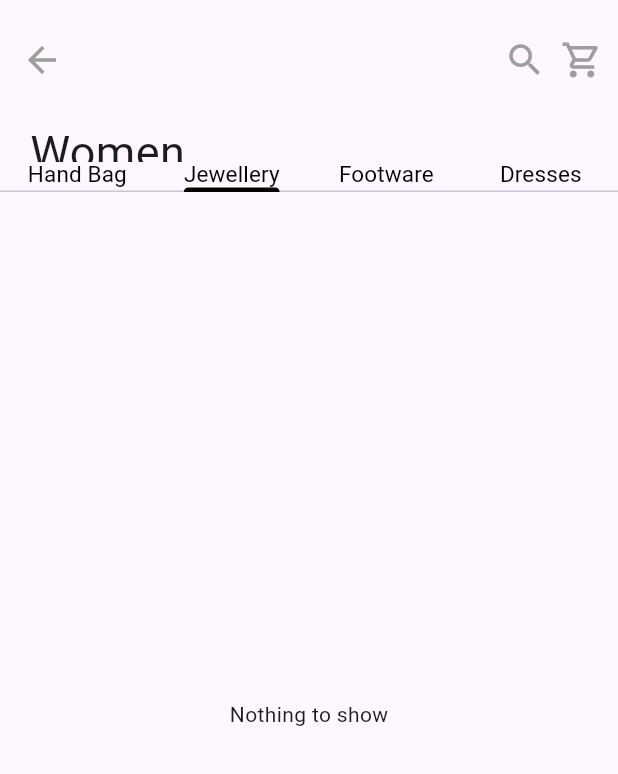
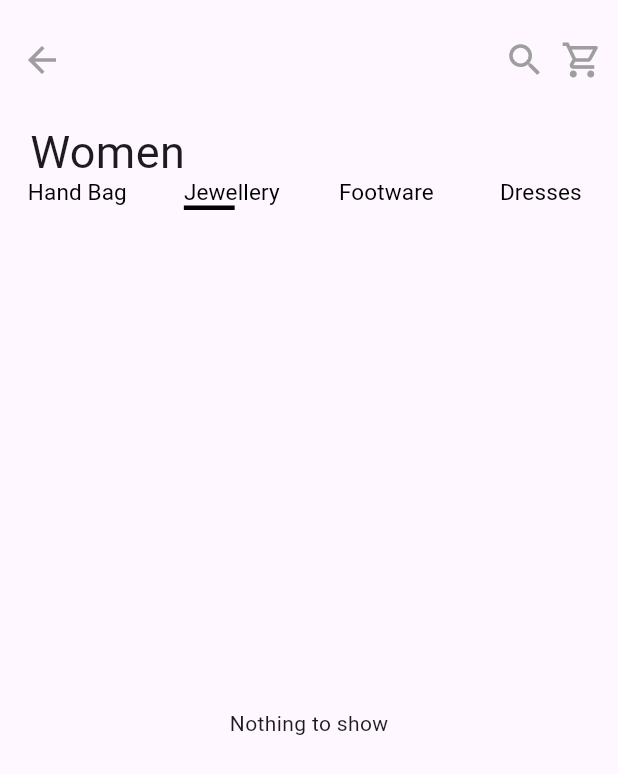
Before and after one commit to Meet-2103/ass-3, a Flutter app: the screen it shows after launch, on a phone screen of 412 x 824 dp. Shown: the top 774 px of the screen. Run offline on Flutter 3.47's test engine with Material 3 defaults, Android fonts, the phone set to English and light mode, and no system bars.

Commit message:
final commit

```diff
--- /dev/null
+++ b/lib/core/constants/color.dart
@@ -0,0 +1,13 @@
+
+
+import 'package:flutter/material.dart';
+
+class AppColors {
+  static const Color blue_one = Color(0xFF50557f);
+  static const Color blue = Color(0xFF2096F3);
+  static const Color purple = Color(0xFFAE4D69);
+  static const Color cream = Color(0xFFF2C29B);
+  static const Color white = Colors.white;
+  static const Color grey=Colors.grey;
+
+}
--- a/lib/main.dart
+++ b/lib/main.dart
@@ -1,8 +1,6 @@
 import 'package:flutter/material.dart';
-import 'package:untitled/practice.dart';
 import 'package:untitled/presentation/screens/Home_Page.dart';
 
-import 'presentation/screens/Products.dart';
 
 void main(){
   runApp(MyApp());
--- /dev/null
+++ b/lib/presentation/screens/Custom_AppBar.dart
@@ -0,0 +1,47 @@
+import 'package:flutter/material.dart';
+
+import '../widgets/Common_widgets.dart';
+
+class Custom_Appbar extends StatelessWidget implements PreferredSizeWidget {
+  const Custom_Appbar({super.key});
+
+  @override
+  Widget build(BuildContext context) {
+    return AppBar(
+        toolbarHeight: 80,
+        leading: Common_widgets.custom_icon(Icons.arrow_back_sharp,color: Colors.grey),
+        actions: [
+          Common_widgets.custom_icon(Icons.search,color: Colors.grey),
+          SizedBox(width: 10,),
+          Common_widgets.custom_icon(Icons.shopping_cart_outlined,color: Colors.grey),
+          SizedBox(width: 10,),
+        ],
+        flexibleSpace: Padding(
+          padding: EdgeInsets.only(top: 80,left: 20,bottom: 20),
+          child: Text(
+            "Women",
+            style: TextStyle(fontSize: 30, fontWeight: FontWeight.w400),
+          ),
+        ),
+        bottom:
+        TabBar(
+          dividerHeight: 0,
+          indicatorColor: Colors.black,
+          indicator: UnderlineTabIndicator(
+            borderSide: BorderSide(width: 3.0, color: Colors.black),
+            insets: EdgeInsets.only(right: 30.0),
+          ),
+          tabs: <Widget>[
+            Common_widgets.text("Hand Bag", 15,color: Colors.black),
+            Common_widgets.text("Jewellery", 15,color: Colors.black),
+            Common_widgets.text("Footware", 15,color: Colors.black),
+            Common_widgets.text("Dresses", 15,color: Colors.black),
+          ],
+        )
+    );
+  }
+
+  @override
+  Size get preferredSize => const Size.fromHeight(140);
+
+}
--- a/lib/presentation/screens/Home_Page.dart
+++ b/lib/presentation/screens/Home_Page.dart
@@ -1,6 +1,7 @@
 import 'package:flutter/material.dart';
-import 'package:untitled/presentation/screens/Products.dart';
-import 'package:untitled/presentation/widgets/Common_widgets.dart';
+import 'package:untitled/presentation/screens/Custom_AppBar.dart';
+import 'package:untitled/presentation/screens/Tab_Bar.dart';
+
 
 class Home_Page extends StatefulWidget {
   const Home_Page({super.key});
@@ -11,22 +12,6 @@ class Home_Page extends StatefulWidget {
 
 class _Home_PageState extends State<Home_Page> {
 
-  final List<Map<String, dynamic>> products = [
-    {"image": 'lib/assets/brown.png', "title": "Office Code", "color": Color(0xFFD3A985),"price":"\$234","size":"12 cm"},
-    {"image": 'lib/assets/blue.png', "title": "Belt Bag", "color": Color(0xFF2096F3),"price":"\$299","size":"12 cm"},
-    {"image": 'lib/assets/purple.png', "title": "Hang Top", "color": Color(0xFFAE4D69),"price":"\$899","size":"8 cm"},
-    {"image": 'lib/assets/cream.png', "title": "Old Fashion", "color": Color(0xFFF2C29B),"price":"\$999","size":"8 cm"},
-    {"image": 'lib/assets/brown.png', "title": "Office Code", "color": Color(0xFFD3A985),"price":"\$234","size":"12 cm"},
-    {"image": 'lib/assets/blue.png', "title": "Belt Bag", "color": Color(0xFF2096F3),"price":"\$299","size":"12 cm"},
-    {"image": 'lib/assets/purple.png', "title": "Hang Top", "color": Color(0xFFAE4D69),"price":"\$899","size":"8 cm"},
-    {"image": 'lib/assets/cream.png', "title": "Old Fashion", "color": Color(0xFFF2C29B),"price":"\$999","size":"8 cm"}
-  ];
-
-  int getCrossAxisCount(BuildContext context) {
-    double screenWidth = MediaQuery.of(context).size.width;
-    return screenWidth > 600 ? 3 : 2; // 3 columns for tablets, 2 for phones
-  }
-
   @override
   Widget build(BuildContext context) {
     return DefaultTabController(
@@ -34,98 +19,11 @@ class _Home_PageState extends State<Home_Page> {
       length: 4,
       child:
       Scaffold(
-        appBar: AppBar(
-          toolbarHeight: 80,
-            leading: Common_widgets.custom_icon(Icons.arrow_back_sharp,color: Colors.grey),
-            actions: [
-              Common_widgets.custom_icon(Icons.search,color: Colors.grey),
-              SizedBox(width: 10,),
-              Common_widgets.custom_icon(Icons.shopping_cart_outlined,color: Colors.grey),
-              SizedBox(width: 10,),
-            ],
-            flexibleSpace: Padding(
-              padding: EdgeInsets.only(top: 80,left: 20,bottom: 20), // Adjust as needed
-              child: Text(
-                "Women",
-                style: TextStyle(fontSize: 30, fontWeight: FontWeight.w400),
-              ),
-            ),
-            bottom:
-            TabBar(
-              indicatorColor: Colors.black,
-              tabs: <Widget>[
-
-              Common_widgets.text("Hand Bag", 15,color: Colors.black),
-                Common_widgets.text("Jewellery", 15,color: Colors.black),
-                Common_widgets.text("Footware", 15,color: Colors.black),
-                Common_widgets.text("Dresses", 15,color: Colors.black),
-            ],
-            )
-        ),
+        appBar: Custom_Appbar(),
         body: SafeArea(
           child: TabBarView(
               children:<Widget>[
-                Padding(
-                  padding: const EdgeInsets.all(15.0),
-                  child: GridView.builder(gridDelegate: SliverGridDelegateWithFixedCrossAxisCount(
-                      crossAxisCount: getCrossAxisCount(context),
-                      crossAxisSpacing: 16,
-                    mainAxisSpacing: 16,
-                    mainAxisExtent: 240
-                  ), itemCount: products.length,
-                      itemBuilder: (context, index) {
-                        return GestureDetector(
-                            onTap: () {
-                          Navigator.push(
-                            context,
-                            MaterialPageRoute(
-                              builder: (context) => ProductsPage(
-                                image: products[index]['image'],
-                                title: products[index]['title'],
-                                size: products[index]['size'],
-                                col: products[index]['color'],
-                                price: products[index]['price'],
-                              ),
-                            ),
-                          );
-                        },
-                        child: Column(
-                          mainAxisAlignment: MainAxisAlignment.spaceEvenly,
-                          crossAxisAlignment: CrossAxisAlignment.stretch,
-                        children: [
-                          Container(
-                            height: 180,
-                            width: double.infinity,
-                            decoration: BoxDecoration(
-                              borderRadius: BorderRadius.circular(20),
-                              color: products[index]['color'],
-                            ),
-                            child: ClipRRect(
-                              borderRadius: BorderRadius.circular(20),
-                              child: Image.asset(
-                                products[index]['image'],
-                                fit: BoxFit.contain,  // Prevents unexpected cropping
-                              ),
-                            ),
-                          ),
-
-
-                          Text(
-                            products[index]['title'],
-                            maxLines: 1,
-                            overflow: TextOverflow.ellipsis,
-                            style: TextStyle(fontSize: 15, fontWeight: FontWeight.w300),
-                          ),
-
-                          Common_widgets.text(products[index]['price'], 15,color: Colors.black,fontweight: FontWeight.w500)
-                          // Text below the circle
-                          ],
-                          ),
-                        );
-                          },
-                  ),
-                ),
-
+                Tab_Bar(),
                 Center(child: Text("Nothing to show"),),
                 Center(child: Text("Nothing to show"),),
                 Center(child: Text("Nothing to show"),),
--- a/pubspec.yaml
+++ b/pubspec.yaml
@@ -60,6 +60,7 @@ flutter:
   # To add assets to your application, add an assets section, like this:
   assets:
   - lib/assets/brown.png
+  - lib/assets/blue1.png
   - lib/assets/cream.png
   - lib/assets/blue.png
   - lib/assets/purple.png
```
Also changed, not shown: lib/presentation/screens/Products.dart (+101 -98 lines), lib/presentation/screens/Tab_Bar.dart (added, +87 -0 lines), lib/presentation/screens/elevated_button.dart (added, +20 -0 lines), lib/presentation/screens/product_details.dart (added, +31 -0 lines), lib/presentation/screens/radio_button.dart (added, +42 -0 lines), lib/assets/blue1.png (added), lib/loading.jpeg (deleted), lib/presentation/screens/App_bar.dart (added).
